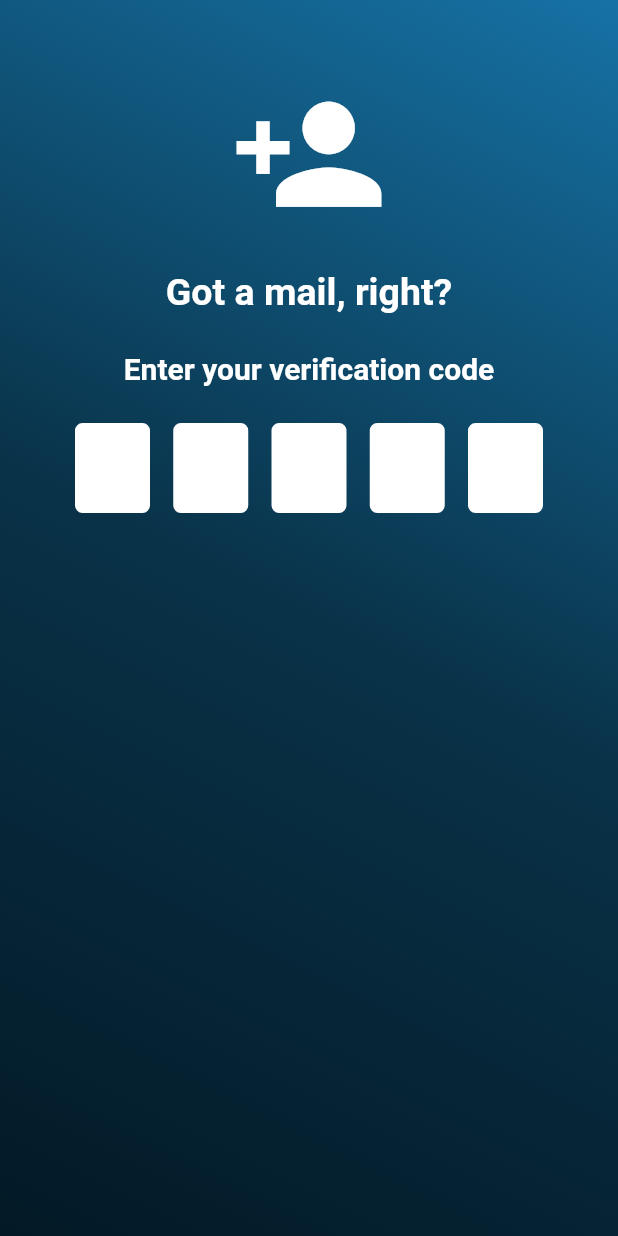
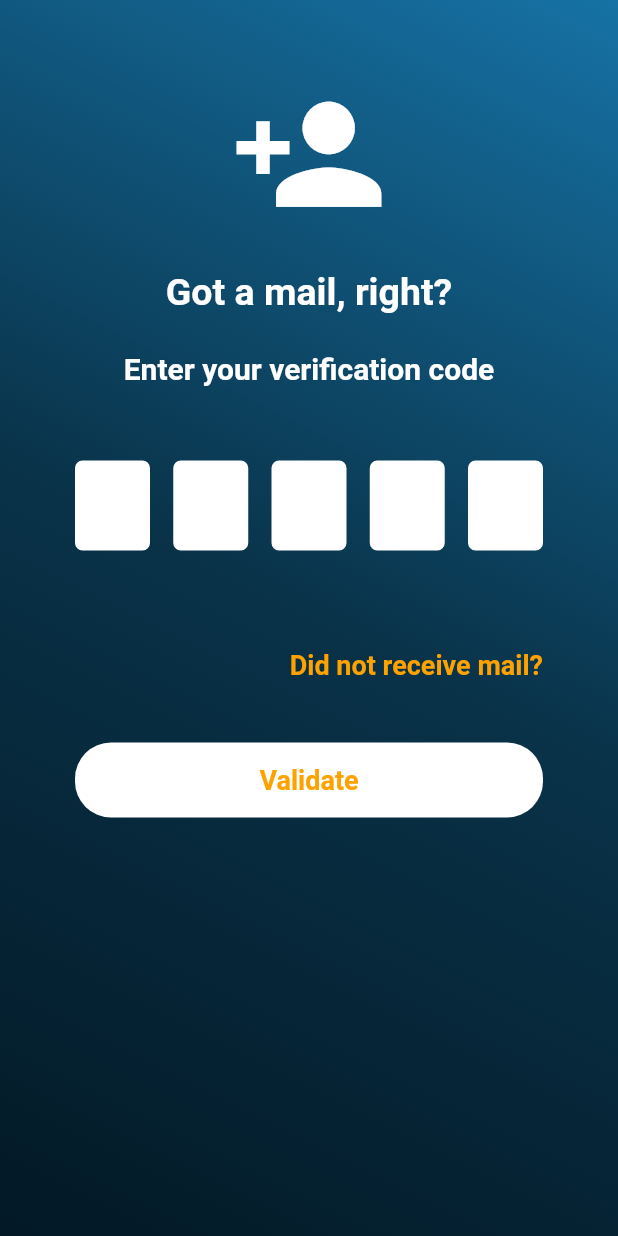
Before and after one commit to Nathaniel-Akubuo/visa_bitcoin_wallet, a Flutter app: the VerificationScreen screen opened by its route, on a phone screen of 412 x 824 dp. Run offline on Flutter 3.47's test engine with Material 2 defaults, Android fonts, the phone set to English and light mode, and no system bars; drawn by our look-alikes of pin_code_fields; our stand-ins replace shared_preferences, stacked, stacked_services; missing offline and left inert: dart:ffi, flutter_verification_code; accounts and stored records are empty; Roboto replaces fonts that are missing (Consolas, Segoe).

Commit message:
latest changes

```diff
--- a/lib/screens/verification_screen/verification_screen.dart
+++ b/lib/screens/verification_screen/verification_screen.dart
@@ -8,6 +8,7 @@ import 'package:stacked/stacked.dart';
 import 'package:visa_bitcoin_wallet/constants/styles.dart';
 import 'package:visa_bitcoin_wallet/constants/ui_helpers.dart';
 import 'package:visa_bitcoin_wallet/screens/verification_screen/verification_screen_view_model.dart';
+import 'package:visa_bitcoin_wallet/widgets/rounded_button.dart';
 
 class VerificationScreen extends StatelessWidget {
   @override
@@ -40,7 +41,7 @@ class VerificationScreen extends StatelessWidget {
                           textAlign: TextAlign.center,
                           style: consolas.copyWith(fontWeight: FontWeight.bold),
                         ),
-                        verticalSpaceMedium,
+                        verticalSpaceLarge,
                         PinCodeTextField(
                           appContext: context,
                           cursorColor: Colors.transparent,
@@ -59,6 +60,25 @@ class VerificationScreen extends StatelessWidget {
                           ),
                           enableActiveFill: true,
                         ),
+                        verticalSpaceLarge,
+                        Row(
+                          mainAxisAlignment: MainAxisAlignment.end,
+                          children: [
+                            Text(
+                              'Did not receive mail?',
+                              style: segoe.copyWith(
+                                  fontWeight: FontWeight.bold, color: yellow),
+                            )
+                          ],
+                        ),
+                        verticalSpaceMedium,
+                        RoundedButton(
+                          child: Text(
+                            'Validate',
+                            style: segoe.copyWith(
+                                fontWeight: FontWeight.bold, color: yellow),
+                          ),
+                        )
                       ],
                     ),
                   ),
```
Also changed, not shown: lib/screens/sign-up/sign_up.dart (+33 -2 lines), lib/screens/sign-up/sign_up_view_model.dart (+23 -0 lines).
